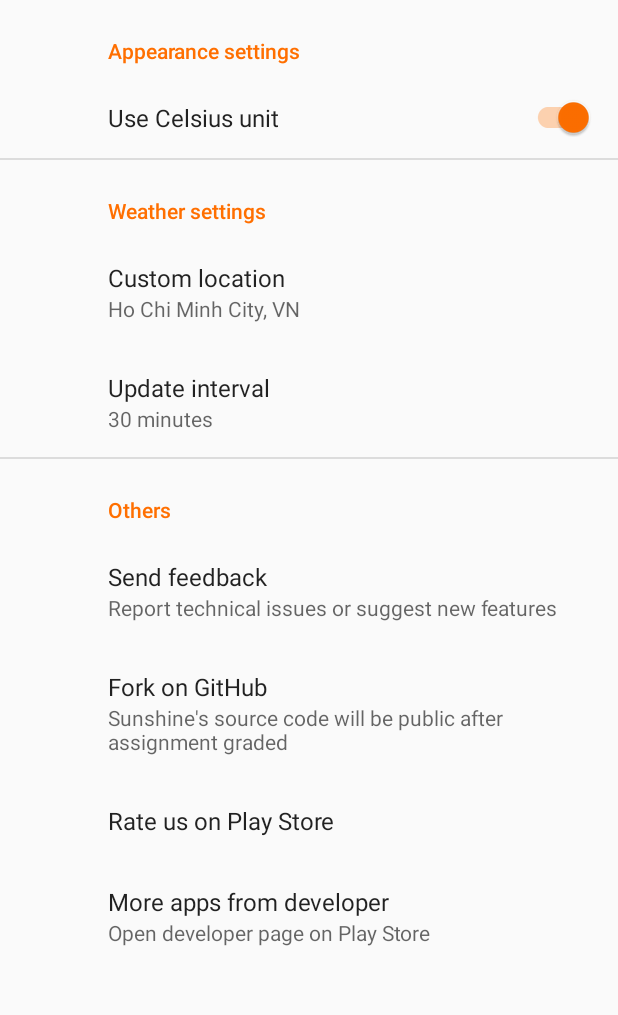
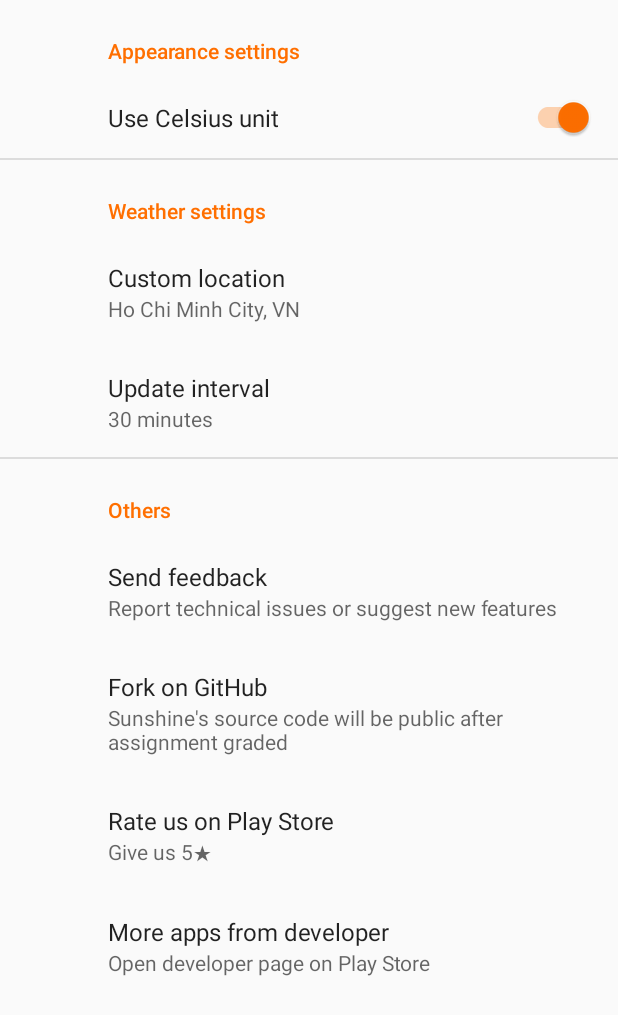
Before and after one commit to simonpham/Sunshine, an Android app: the PreferencesFragment screen opened through its navigation route, on a phone screen of 412 x 824 dp. Shown: the top 1015 px of the screen. Run offline under Robolectric (Android 15) with nearby library versions, the phone set to English and light mode, and no system bars; our stand-ins replace androidx.preference; 2 statements that could not run were skipped.

Commit message:
Extract string resources

```diff
--- a/app/src/main/res/values/strings.xml
+++ b/app/src/main/res/values/strings.xml
@@ -21,6 +21,15 @@
     <string name="title_pref_use_celsius">Use Celsius unit</string>
     <string name="title_pref_custom_location">Custom location</string>
     <string name="title_pref_update_interval">Update interval</string>
+    <string name="title_pref_send_feedback">Send feedback</string>
+    <string name="title_pref_fork_on_github">Fork on GitHub</string>
+    <string name="title_pref_rate_us">Rate us on Play Store</string>
+    <string name="title_pref_more_apps">More apps from developer</string>
+
+    <string name="title_pref_send_feedback_summary">Report technical issues or suggest new features</string>
+    <string name="title_pref_fork_on_github_summary">Sunshine\'s source code will be public after assignment graded</string>
+    <string name="title_pref_rate_us_summary">Give us 5★</string>
+    <string name="title_pref_more_apps_summary">Open developer page on Play Store</string>
 
     <string name="title_humidity">Humidity</string>
     <string name="title_pressure">Pressure</string>
--- a/app/src/main/res/xml/preferences.xml
+++ b/app/src/main/res/xml/preferences.xml
@@ -29,22 +29,23 @@
 
         <androidx.preference.Preference
             app:key="feedback"
-            app:summary="Report technical issues or suggest new features"
-            app:title="Send feedback" />
+            app:summary="@string/title_pref_send_feedback_summary"
+            app:title="@string/title_pref_send_feedback" />
 
         <androidx.preference.Preference
             app:key="repository"
-            app:summary="Sunshine's source code will be public after assignment graded"
-            app:title="Fork on GitHub" />
+            app:summary="@string/title_pref_fork_on_github_summary"
+            app:title="@string/title_pref_fork_on_github" />
 
         <androidx.preference.Preference
             app:key="rate_us"
-            app:title="Rate us on Play Store" />
+            app:summary="@string/title_pref_rate_us_summary"
+            app:title="@string/title_pref_rate_us" />
 
         <androidx.preference.Preference
             app:key="more_apps"
-            app:summary="Open developer page on Play Store"
-            app:title="More apps from developer" />
+            app:summary="@string/title_pref_more_apps_summary"
+            app:title="@string/title_pref_more_apps" />
     </androidx.preference.PreferenceCategory>
 
 </androidx.preference.PreferenceScreen>
```
